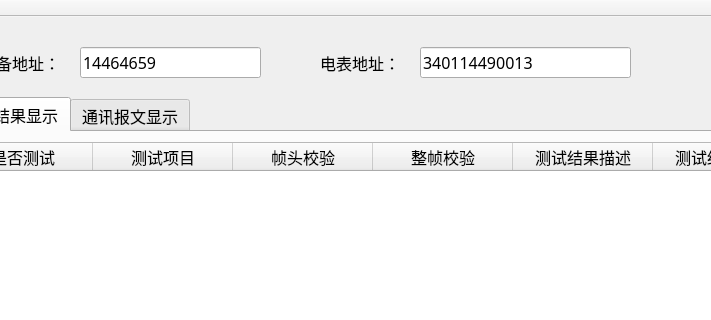
CLP0037/UtilizationDevTesting, file mainwindow.ui: the form before one commit; both pictures show x 220 to 931 and y 0 to 320 of the 1320 by 550 pixel window.
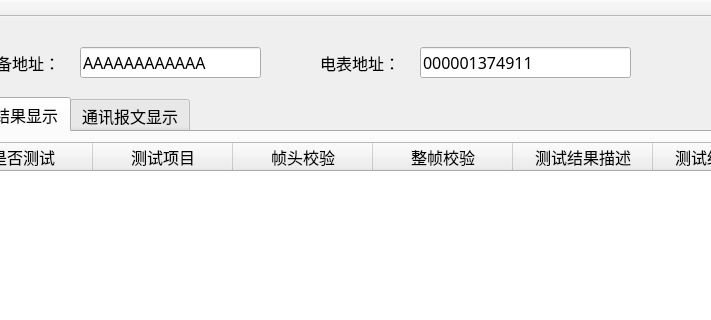
The form after the commit. Icons and pictures are not drawn.

```diff
--- a/mainwindow.ui
+++ b/mainwindow.ui
@@ -308,7 +308,7 @@
      </rect>
     </property>
     <property name="text">
-     <string>14464659</string>
+     <string>AAAAAAAAAAAA</string>
     </property>
    </widget>
    <widget class="QLineEdit" name="lineEdit_ammetervaddr">
@@ -321,7 +321,7 @@
      </rect>
     </property>
     <property name="text">
-     <string>340114490013</string>
+     <string>000001374911</string>
     </property>
    </widget>
    <widget class="QPushButton" name="btn_Link">
```
